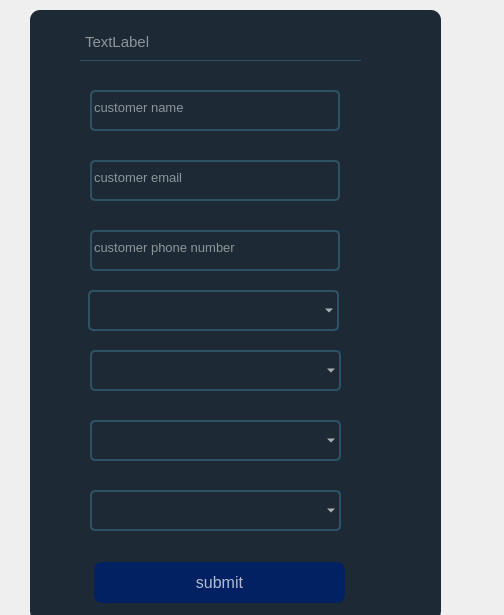
kudah99/bus_booking_app, file ui/add_booking.ui: the form before one commit.
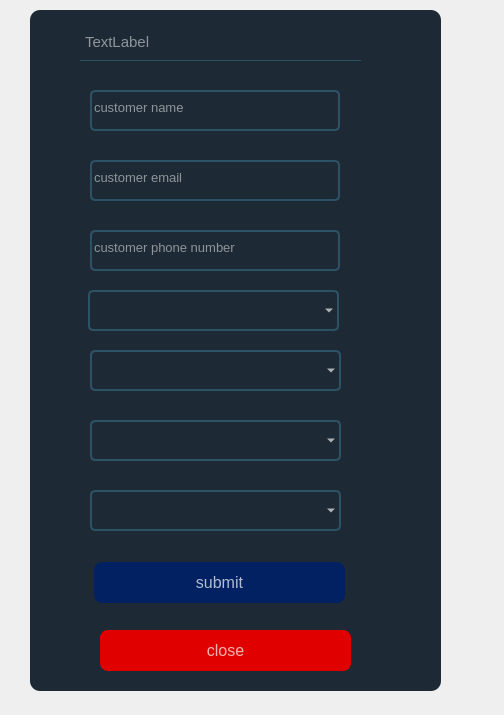
The form after the commit.

Commit message: creating mutation for adding booking

The edit to the form file:
```diff
--- a/ui/add_booking.ui
+++ b/ui/add_booking.ui
@@ -7,7 +7,7 @@
     <x>0</x>
     <y>0</y>
     <width>504</width>
-    <height>615</height>
+    <height>715</height>
    </rect>
   </property>
   <property name="windowTitle">
@@ -45,7 +45,7 @@
      <x>30</x>
      <y>10</y>
      <width>411</width>
-     <height>611</height>
+     <height>681</height>
     </rect>
    </property>
    <property name="styleSheet">
@@ -239,6 +239,25 @@
     <string>submit</string>
    </property>
   </widget>
+  <widget class="QPushButton" name="submitButton_2">
+   <property name="geometry">
+    <rect>
+     <x>100</x>
+     <y>630</y>
+     <width>251</width>
+     <height>41</height>
+    </rect>
+   </property>
+   <property name="styleSheet">
+    <string notr="true">background-color: rgb(225,0,0);
+border-radius:8px;
+color: rgba(255,255,255,0.7);
+font-size: 16px</string>
+   </property>
+   <property name="text">
+    <string>close</string>
+   </property>
+  </widget>
  </widget>
  <resources/>
  <connections/>
```
The commit also changes 2 other files.
